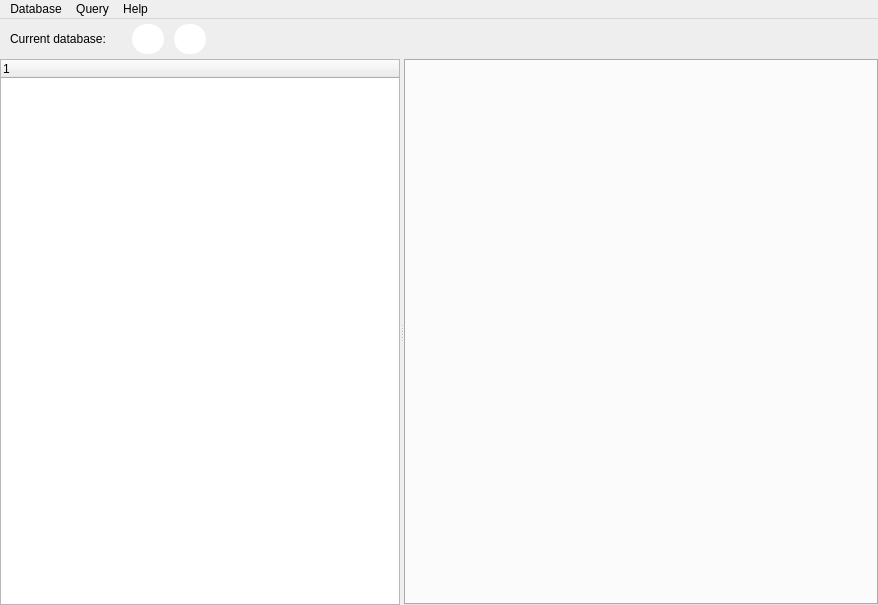
First picture: the form in NBAdmin_cmake/mainwindow.ui, repository gitnitrosbase/QtAdmin, before the edit.
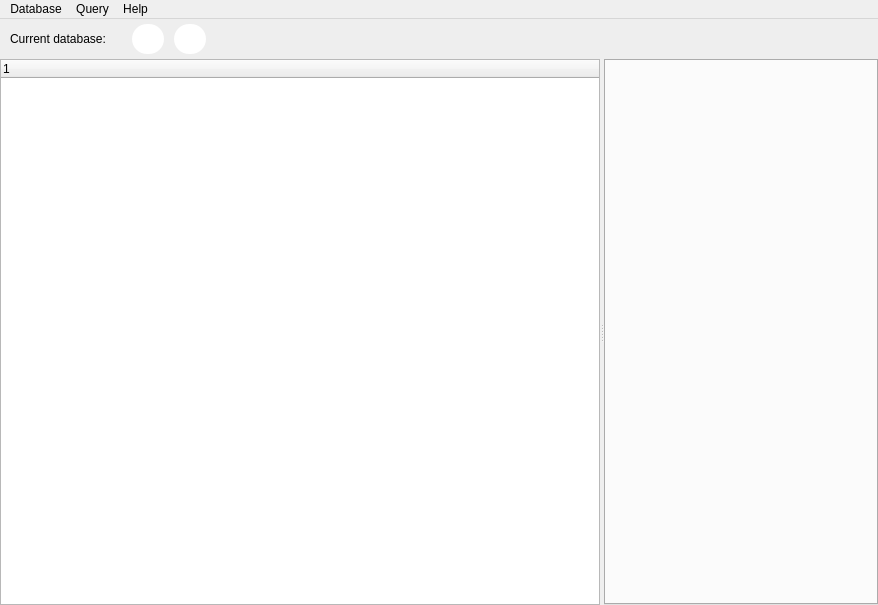
Second picture: the form after the edit. Icons and pictures are not drawn.

Diff of the .ui file:
```diff
--- a/NBAdmin_cmake/mainwindow.ui
+++ b/NBAdmin_cmake/mainwindow.ui
@@ -259,7 +259,7 @@
        </property>
        <property name="maximumSize">
         <size>
-         <width>400</width>
+         <width>600</width>
          <height>16777215</height>
         </size>
        </property>
```
